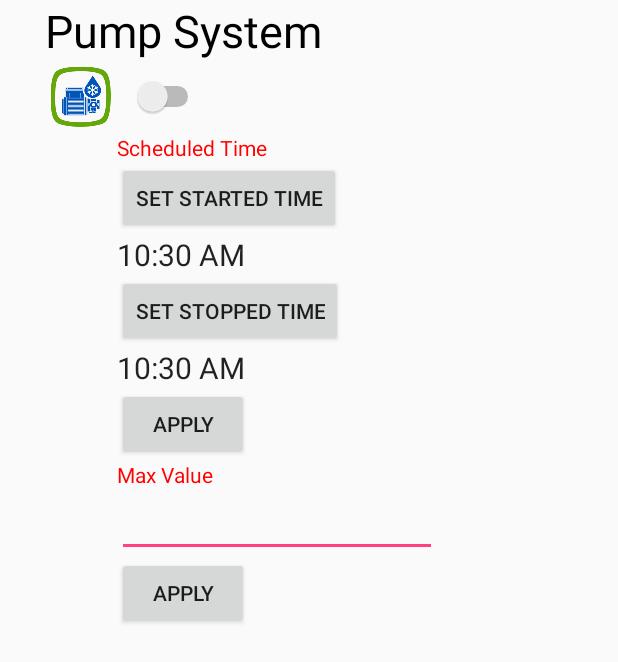
After one commit to danhnguyenviet/LightPumpController, an Android app: the layout activity_pump.xml on its own in the app's theme, with its tools: preview values and no code run, on a phone screen of 412 x 824 dp. The commit adds this screen. Shown: the top 662 px of the screen. Run offline under Robolectric (Android 15) with nearby library versions, the phone set to English and light mode, and no system bars.

Commit message:
First commit

```diff
--- a/IoT/app/src/main/java/com/danh/iot/MainActivity.java
+++ b/IoT/app/src/main/java/com/danh/iot/MainActivity.java
@@ -28,7 +28,7 @@ public class MainActivity extends AppCompatActivity {
     }
 
     public void callSystemActivity(View view) {
-        Intent intent = new Intent(this, SystemActivity.class);
+        Intent intent = new Intent(this, TabhostSystemActivity.class);
         startActivity(intent);
     }
 
--- a/IoT/app/src/main/java/com/danh/iot/TimePickerFragment.java
+++ b/IoT/app/src/main/java/com/danh/iot/TimePickerFragment.java
@@ -4,7 +4,6 @@ import android.app.AlertDialog;
 import android.app.Dialog;
 import android.app.DialogFragment;
 import android.app.TimePickerDialog;
-import android.graphics.Color;
 import android.os.Bundle;
 import android.text.format.DateFormat;
 import android.view.Gravity;
@@ -65,8 +64,8 @@ public class TimePickerFragment extends DialogFragment implements TimePickerDial
     public void onTimeSet(TimePicker view, int hourOfDay, int minute){
         //Do something with the user chosen time
         //Get reference of host activity (XML Layout File) TextView widget
-        TextClock tc0 = (TextClock) getActivity().findViewById(R.id.textClock);
-        TextClock tc1 = (TextClock) getActivity().findViewById(R.id.textClock2);
+        TextClock tc0 = (TextClock) getActivity().findViewById(R.id.tcStartedTime);
+        TextClock tc1 = (TextClock) getActivity().findViewById(R.id.tcStoppedTime);
         //Set a message for user
 
         String format = "";
--- /dev/null
+++ b/IoT/app/src/main/res/layout-v17/activity_pump.xml
@@ -0,0 +1,133 @@
+<?xml version="1.0" encoding="utf-8"?>
+<RelativeLayout xmlns:android="http://schemas.android.com/apk/res/android"
+    xmlns:tools="http://schemas.android.com/tools"
+    android:orientation="vertical"
+    android:layout_width="match_parent"
+    android:layout_height="match_parent"
+    tools:context=".LightPump.PumpActivity">
+
+    <TextView
+        android:layout_width="wrap_content"
+        android:layout_height="wrap_content"
+        android:text="Pump System"
+        android:id="@+id/tvPumpSystem"
+        android:textSize="30dp"
+        android:textColor="#000000"
+        android:layout_marginLeft="30dp"
+        android:layout_marginStart="30dp"
+        android:layout_alignParentTop="true"
+        android:layout_alignParentLeft="true"
+        android:layout_alignParentStart="true" />
+
+    <Switch
+        android:layout_width="wrap_content"
+        android:layout_height="wrap_content"
+        android:text="   "
+        android:id="@+id/swPump"
+        android:textColor="#ff0000"
+        android:checked="false"
+        android:layout_below="@+id/tvPumpSystem"
+        android:layout_toRightOf="@+id/ivPumpIcon"
+        android:layout_toEndOf="@+id/ivPumpIcon"
+        android:layout_marginTop="10dp"/>
+
+    <TextView
+        android:layout_width="wrap_content"
+        android:layout_height="wrap_content"
+        android:textAppearance="?android:attr/textAppearanceSmall"
+        android:text="Scheduled Time"
+        android:id="@+id/tvSheduledTime"
+        android:textColor="#ff0000"
+        android:layout_below="@+id/ivPumpIcon"
+        android:layout_alignLeft="@+id/swPump"
+        android:layout_alignStart="@+id/swPump" />
+
+    <Button
+        android:layout_width="wrap_content"
+        android:layout_height="wrap_content"
+        android:text="Set Started Time"
+        android:id="@+id/btnStartedTime"
+        android:layout_below="@+id/tvSheduledTime"
+        android:layout_alignLeft="@+id/tvSheduledTime"
+        android:layout_alignStart="@+id/tvSheduledTime" />
+
+    <TextClock
+        android:layout_width="wrap_content"
+        android:layout_height="wrap_content"
+        android:id="@+id/tcStartedTime"
+        android:clickable="false"
+        android:textSize="20dp"
+        android:layout_below="@+id/btnStartedTime"
+        android:layout_alignLeft="@+id/btnStartedTime"
+        android:layout_alignStart="@+id/btnStartedTime" />
+
+    <Button
+        android:layout_width="wrap_content"
+        android:layout_height="wrap_content"
+        android:text="Set Stopped Time"
+        android:id="@+id/btnStoppedTime"
+        android:layout_below="@+id/tcStartedTime"
+        android:layout_alignLeft="@+id/tcStartedTime"
+        android:layout_alignStart="@+id/tcStartedTime" />
+
+    <TextClock
+        android:layout_width="wrap_content"
+        android:layout_height="wrap_content"
+        android:id="@+id/tcStoppedTime"
+        android:clickable="false"
+        android:textSize="20dp"
+        android:layout_below="@+id/btnStoppedTime"
+        android:layout_alignLeft="@+id/btnStoppedTime"
+        android:layout_alignStart="@+id/btnStoppedTime" />
+
+    <Button
+        android:layout_width="wrap_content"
+        android:layout_height="wrap_content"
+        android:text="Apply"
+        android:id="@+id/btnSheduledApply"
+        android:layout_below="@+id/tcStoppedTime"
+        android:layout_alignLeft="@+id/tcStoppedTime"
+        android:layout_alignStart="@+id/tcStoppedTime" />
+
+    <TextView
+        android:layout_width="wrap_content"
+        android:layout_height="wrap_content"
+        android:textAppearance="?android:attr/textAppearanceSmall"
+        android:text="Max Value"
+        android:id="@+id/tvMaxValue"
+        android:textColor="#ff0000"
+        android:layout_below="@+id/btnSheduledApply"
+        android:layout_alignLeft="@+id/tvSheduledTime"
+        android:layout_alignStart="@+id/tvSheduledTime" />
+
+    <EditText
+        android:layout_width="wrap_content"
+        android:layout_height="wrap_content"
+        android:inputType="number"
+        android:ems="10"
+        android:id="@+id/etMaxValue"
+        android:layout_below="@+id/tvMaxValue"
+        android:layout_alignLeft="@+id/btnSheduledApply"
+        android:layout_alignStart="@+id/btnSheduledApply"
+        android:descendantFocusability="beforeDescendants"
+        android:focusableInTouchMode="true"/>
+
+    <Button
+        android:layout_width="wrap_content"
+        android:layout_height="wrap_content"
+        android:text="Apply"
+        android:id="@+id/btnMaxValueApply"
+        android:layout_below="@+id/etMaxValue"
+        android:layout_alignLeft="@+id/etMaxValue"
+        android:layout_alignStart="@+id/etMaxValue" />
+
+    <ImageView
+        android:layout_width="wrap_content"
+        android:layout_height="wrap_content"
+        android:id="@+id/ivPumpIcon"
+        android:src="@mipmap/ic_pump"
+        android:layout_below="@+id/tvPumpSystem"
+        android:layout_alignLeft="@+id/tvPumpSystem"
+        android:layout_alignStart="@+id/tvPumpSystem" />
+
+</RelativeLayout>
--- /dev/null
+++ b/IoT/app/src/main/res/layout/activity_pump.xml
@@ -0,0 +1,133 @@
+<?xml version="1.0" encoding="utf-8"?>
+<RelativeLayout xmlns:android="http://schemas.android.com/apk/res/android"
+    xmlns:tools="http://schemas.android.com/tools"
+    android:orientation="vertical"
+    android:layout_width="match_parent"
+    android:layout_height="match_parent"
+    tools:context=".LightPump.PumpActivity">
+
+    <TextView
+        android:layout_width="wrap_content"
+        android:layout_height="wrap_content"
+        android:text="Pump System"
+        android:id="@+id/tvPumpSystem"
+        android:textSize="30dp"
+        android:textColor="#000000"
+        android:layout_marginLeft="30dp"
+        android:layout_marginStart="30dp"
+        android:layout_alignParentTop="true"
+        android:layout_alignParentLeft="true"
+        android:layout_alignParentStart="true" />
+
+    <Switch
+        android:layout_width="wrap_content"
+        android:layout_height="wrap_content"
+        android:text="   "
+        android:id="@+id/swPump"
+        android:textColor="#ff0000"
+        android:checked="false"
+        android:layout_below="@+id/tvPumpSystem"
+        android:layout_toRightOf="@+id/ivPumpIcon"
+        android:layout_toEndOf="@+id/ivPumpIcon"
+        android:layout_marginTop="10dp"/>
+
+    <TextView
+        android:layout_width="wrap_content"
+        android:layout_height="wrap_content"
+        android:textAppearance="?android:attr/textAppearanceSmall"
+        android:text="Scheduled Time"
+        android:id="@+id/tvSheduledTime"
+        android:textColor="#ff0000"
+        android:layout_below="@+id/ivPumpIcon"
+        android:layout_alignLeft="@+id/swPump"
+        android:layout_alignStart="@+id/swPump" />
+
+    <Button
+        android:layout_width="wrap_content"
+        android:layout_height="wrap_content"
+        android:text="Set Started Time"
+        android:id="@+id/btnStartedTime"
+        android:layout_below="@+id/tvSheduledTime"
+        android:layout_alignLeft="@+id/tvSheduledTime"
+        android:layout_alignStart="@+id/tvSheduledTime" />
+
+    <TextClock
+        android:layout_width="wrap_content"
+        android:layout_height="wrap_content"
+        android:id="@+id/tcStartedTime"
+        android:clickable="false"
+        android:textSize="20dp"
+        android:layout_below="@+id/btnStartedTime"
+        android:layout_alignLeft="@+id/btnStartedTime"
+        android:layout_alignStart="@+id/btnStartedTime" />
+
+    <Button
+        android:layout_width="wrap_content"
+        android:layout_height="wrap_content"
+        android:text="Set Stopped Time"
+        android:id="@+id/btnStoppedTime"
+        android:layout_below="@+id/tcStartedTime"
+        android:layout_alignLeft="@+id/tcStartedTime"
+        android:layout_alignStart="@+id/tcStartedTime" />
+
+    <TextClock
+        android:layout_width="wrap_content"
+        android:layout_height="wrap_content"
+        android:id="@+id/tcStoppedTime"
+        android:clickable="false"
+        android:textSize="20dp"
+        android:layout_below="@+id/btnStoppedTime"
+        android:layout_alignLeft="@+id/btnStoppedTime"
+        android:layout_alignStart="@+id/btnStoppedTime" />
+
+    <Button
+        android:layout_width="wrap_content"
+        android:layout_height="wrap_content"
+        android:text="Apply"
+        android:id="@+id/btnSheduledApply"
+        android:layout_below="@+id/tcStoppedTime"
+        android:layout_alignLeft="@+id/tcStoppedTime"
+        android:layout_alignStart="@+id/tcStoppedTime" />
+
+    <TextView
+        android:layout_width="wrap_content"
+        android:layout_height="wrap_content"
+        android:textAppearance="?android:attr/textAppearanceSmall"
+        android:text="Max Value"
+        android:id="@+id/tvMaxValue"
+        android:textColor="#ff0000"
+        android:layout_below="@+id/btnSheduledApply"
+        android:layout_alignLeft="@+id/tvSheduledTime"
+        android:layout_alignStart="@+id/tvSheduledTime" />
+
+    <EditText
+        android:layout_width="wrap_content"
+        android:layout_height="wrap_content"
+        android:inputType="number"
+        android:ems="10"
+        android:id="@+id/etMaxValue"
+        android:layout_below="@+id/tvMaxValue"
+        android:layout_alignLeft="@+id/btnSheduledApply"
+        android:layout_alignStart="@+id/btnSheduledApply"
+        android:descendantFocusability="beforeDescendants"
+        android:focusableInTouchMode="true"/>
+
+    <Button
+        android:layout_width="wrap_content"
+        android:layout_height="wrap_content"
+        android:text="Apply"
+        android:id="@+id/btnMaxValueApply"
+        android:layout_below="@+id/etMaxValue"
+        android:layout_alignLeft="@+id/etMaxValue"
+        android:layout_alignStart="@+id/etMaxValue" />
+
+    <ImageView
+        android:layout_width="wrap_content"
+        android:layout_height="wrap_content"
+        android:id="@+id/ivPumpIcon"
+        android:src="@mipmap/ic_pump"
+        android:layout_below="@+id/tvPumpSystem"
+        android:layout_alignLeft="@+id/tvPumpSystem"
+        android:layout_alignStart="@+id/tvPumpSystem" />
+
+</RelativeLayout>
--- a/IoT/app/src/main/res/layout/activity_settings.xml
+++ b/IoT/app/src/main/res/layout/activity_settings.xml
@@ -33,7 +33,7 @@
                     android:layout_height="wrap_content"
                     android:textAppearance="?android:attr/textAppearanceSmall"
                     android:text="IP Address"
-                    android:id="@+id/textView3"
+                    android:id="@+id/tvSheduledTime"
                     android:textColor="#ff0000"
                     android:textSize="15sp"
                     android:layout_below="@+id/textView1" />
```
Also changed, not shown: IoT/app/src/main/AndroidManifest.xml (+15 -5 lines), IoT/app/src/main/java/com/danh/iot/SystemActivity.java (+7 -8 lines), IoT/app/src/main/java/com/danh/iot/TabhostSystemActivity.java (added, +53 -0 lines), IoT/app/src/main/java/com/danh/iot/TemperatureActivity.java (+1 -7 lines), IoT/app/src/main/res/layout-v17/activity_system.xml (+44 -44 lines), IoT/app/src/main/res/layout/activity_light.xml (added, +44 -0 lines), IoT/app/src/main/res/layout/activity_system.xml (+13 -13 lines), IoT/app/src/main/res/layout/activity_tabhost_system.xml (added, +42 -0 lines), IoT/app/src/main/res/layout/activity_temperature.xml (+4 -4 lines).
